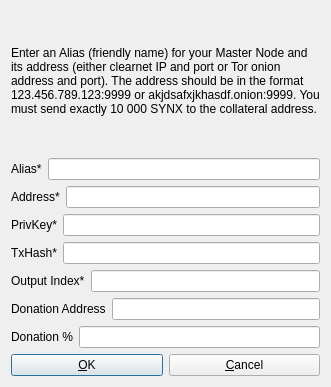
First picture: the form in src/qt/forms/addeditadrenalinenode.ui, repository thibetabc/SyndicateQT, before the edit.
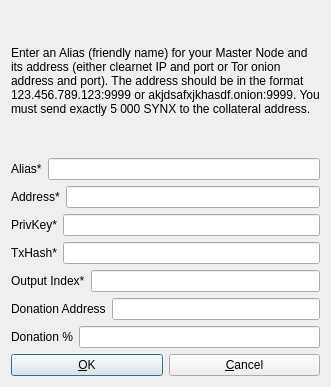
Second picture: the form after the edit.

The edit to the form file:
```diff
--- a/src/qt/forms/addeditadrenalinenode.ui
+++ b/src/qt/forms/addeditadrenalinenode.ui
@@ -26,7 +26,7 @@
       </sizepolicy>
      </property>
      <property name="text">
-      <string>&lt;html&gt;&lt;head/&gt;&lt;body&gt;&lt;p&gt;Enter an Alias (friendly name) for your Master Node and its address (either clearnet IP and port or Tor onion address and port). The address should be in the format 123.456.789.123:9999 or akjdsafxjkhasdf.onion:9999. You must send exactly 10 000 SYNX to the collateral address.&lt;/p&gt;&lt;/body&gt;&lt;/html&gt;</string>
+      <string>&lt;html&gt;&lt;head/&gt;&lt;body&gt;&lt;p&gt;Enter an Alias (friendly name) for your Master Node and its address (either clearnet IP and port or Tor onion address and port). The address should be in the format 123.456.789.123:9999 or akjdsafxjkhasdf.onion:9999. You must send exactly 5 000 SYNX to the collateral address.&lt;/p&gt;&lt;/body&gt;&lt;/html&gt;</string>
      </property>
      <property name="wordWrap">
       <bool>true</bool>
```
Left out of the diff: 2 changed lines with no effect on the pictures.
